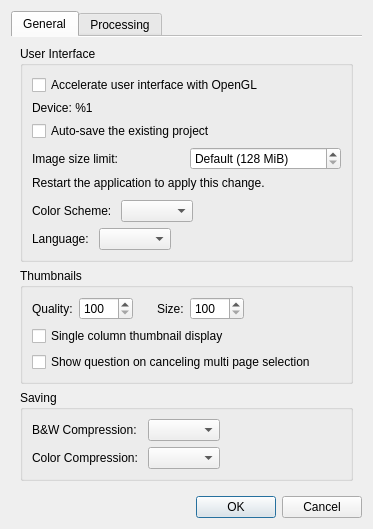
Above: src/app/SettingsDialog.ui from karnigen/scantailor-advanced before the change. Below: the same form after it.
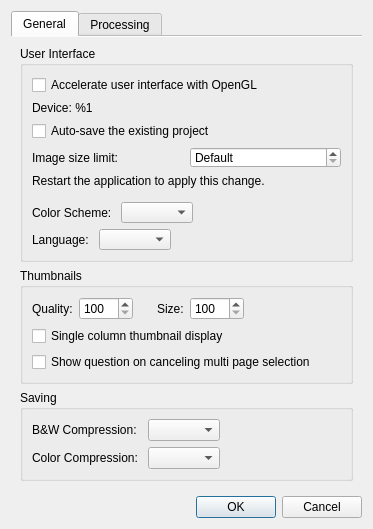
That is the form after the change.

Commit message: Fix large image limit review findings

Patch:
```diff
--- a/src/app/SettingsDialog.ui
+++ b/src/app/SettingsDialog.ui
@@ -80,7 +80,7 @@
                <number>256</number>
               </property>
               <property name="specialValueText">
-               <string>Default (128 MiB)</string>
+               <string>Default</string>
               </property>
               <property name="suffix">
                <string> MiB</string>
@@ -90,6 +90,24 @@
            </layout>
           </item>
           <item>
+           <widget class="QWidget" name="imageAllocationLimitHelpContainer">
+            <layout class="QVBoxLayout" name="imageAllocationLimitHelpLayout">
+             <property name="spacing">
+              <number>0</number>
+             </property>
+             <property name="leftMargin">
+              <number>0</number>
+             </property>
+             <property name="topMargin">
+              <number>0</number>
+             </property>
+             <property name="rightMargin">
+              <number>0</number>
+             </property>
+             <property name="bottomMargin">
+              <number>0</number>
+             </property>
+             <item>
            <widget class="QLabel" name="imageAllocationLimitHelpLabel">
             <property name="wordWrap">
              <bool>true</bool>
@@ -111,6 +129,9 @@
              </size>
             </property>
            </spacer>
+             </item>
+            </layout>
+           </widget>
           </item>
           <item>
            <layout class="QHBoxLayout" name="horizontalLayout">
```
Lines whose indentation alone changed are shown as unchanged. The commit also changes 9 other files.
